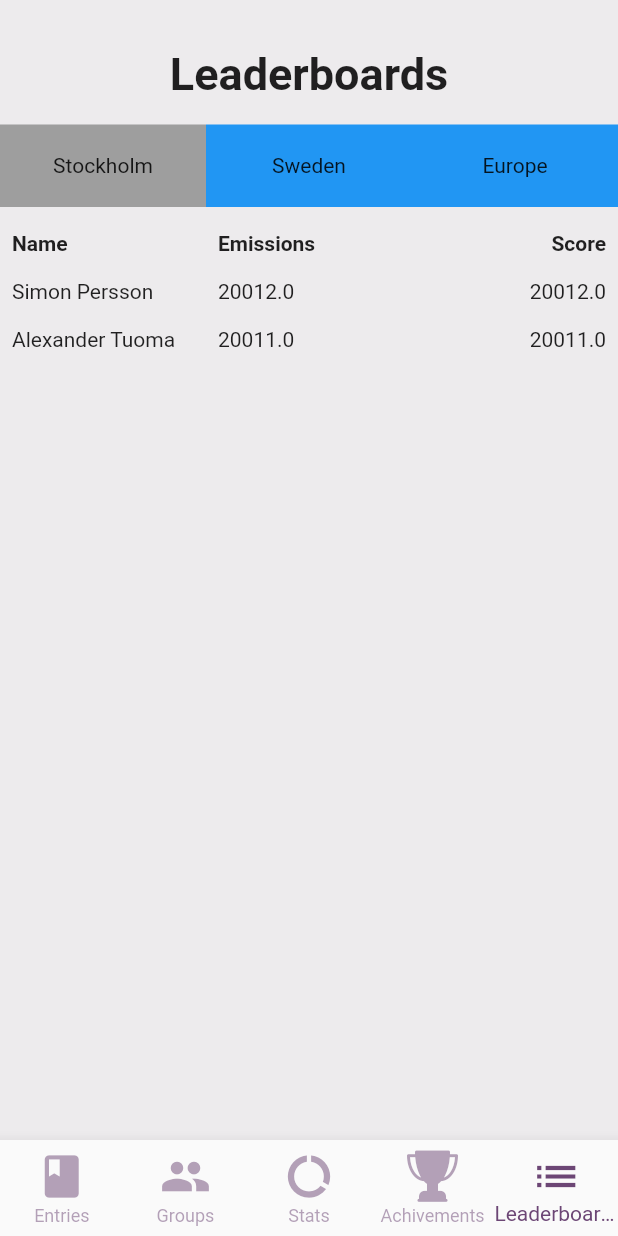
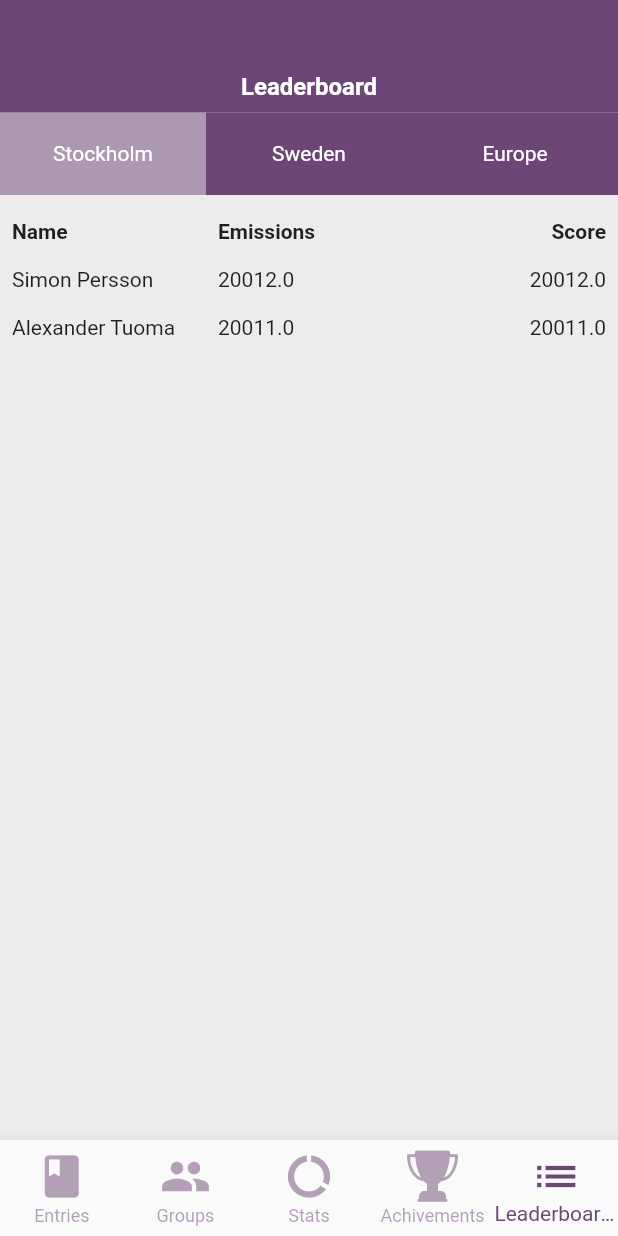
Before and after one commit to altaired/junction, a Flutter app: the screen it shows after launch, item 5 of the bottom bar chosen, on a phone screen of 412 x 824 dp. Run offline on Flutter 3.47's test engine with Material 2 defaults, Android fonts, the phone set to English and light mode, and no system bars; our stand-ins replace charts_flutter, flutter_svg, tuple.

Commit message:
Changed color palatte path

```diff
--- a/lib/screens/dashboard.dart
+++ b/lib/screens/dashboard.dart
@@ -1,6 +1,6 @@
 import 'package:flutter/material.dart';
 import 'package:junction/services/data.dart';
-import 'package:junction/shared/ColorPalatte.dart';
+import 'package:junction/shared/color_palatte.dart';
 import 'package:junction/shared/bar_chart.dart';
 import 'package:junction/shared/icons/my_flutter_app_icons.dart';
 
--- a/lib/screens/groups.dart
+++ b/lib/screens/groups.dart
@@ -1,6 +1,6 @@
 import 'package:flutter/material.dart';
 import 'package:junction/services/data.dart';
-import 'package:junction/shared/ColorPalatte.dart';
+import 'package:junction/shared/color_palatte.dart';
 import 'package:junction/shared/header.dart';
 import 'package:junction/shared/models/group.dart';
 
--- a/lib/screens/leaderboard.dart
+++ b/lib/screens/leaderboard.dart
@@ -1,5 +1,7 @@
 import 'package:flutter/material.dart';
 import 'package:junction/services/data.dart';
+import 'package:junction/shared/color_palatte.dart';
+import 'package:junction/shared/header.dart';
 import 'package:junction/shared/models/leaderboard.dart';
 import 'package:junction/shared/table_row_text.dart';
 
@@ -19,20 +21,11 @@ class _LeaderboardPageState extends State<LeaderboardPage> {
     return Column(
       mainAxisAlignment: MainAxisAlignment.start,
       children: <Widget>[
-        Padding(
-          padding: EdgeInsets.only(top: 32.0, left: 0, right: 0, bottom: 8.0),
-          child: Center(
-            child: Text(
-              "Leaderboards",
-              style: TextStyle(
-                fontSize: 30.0,
-                fontWeight: FontWeight.bold,
-              ),
-            ),
-          ),
+        Header(
+          title: "Leaderboard",
         ),
         Padding(
-          padding: EdgeInsets.only(top: 8.0, left: 0, right: 0, bottom: 8.0),
+          padding: EdgeInsets.only(top: 0.0, left: 0, right: 0, bottom: 8.0),
           child: Row(
             mainAxisAlignment: MainAxisAlignment.spaceEvenly,
             children: widget.leaderboards.map((board) {
@@ -43,10 +36,15 @@ class _LeaderboardPageState extends State<LeaderboardPage> {
                     height: 55.0,
                     color: widget.leaderboards[this._selectedIndex].title ==
                             board.title
-                        ? Colors.grey
-                        : Colors.blue,
+                        ? ColorPalatte.blueLilac.withOpacity(0.5)
+                        : ColorPalatte.blueLilac,
                     child: Center(
-                      child: Text(board.title),
+                      child: Text(
+                        board.title,
+                        style: TextStyle(
+                          color: Colors.white,
+                        ),
+                      ),
                     ),
                   ),
                   onTap: () {
--- a/lib/shared/header.dart
+++ b/lib/shared/header.dart
@@ -1,5 +1,5 @@
 import 'package:flutter/material.dart';
-import 'ColorPalatte.dart';
+import 'color_palatte.dart';
 
 class Header extends StatelessWidget {
   final String title;
```
Also changed, not shown: lib/screens/start.dart (+3 -6 lines), lib/shared/circle_graph.dart (+14 -13 lines), lib/shared/color_palatte.dart (renamed from lib/shared/ColorPalatte.dart).
